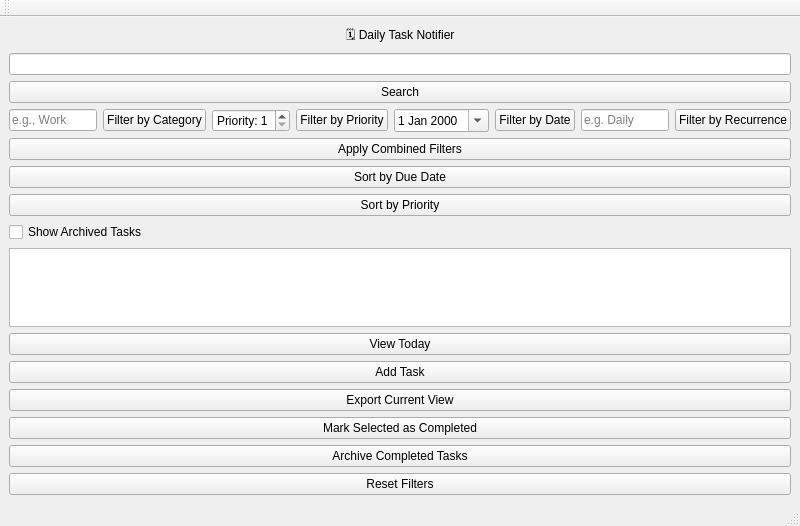
Old version of the form src/mainwindow.ui in the repository RazaJavaid2004/Daily-Task-Notifier.
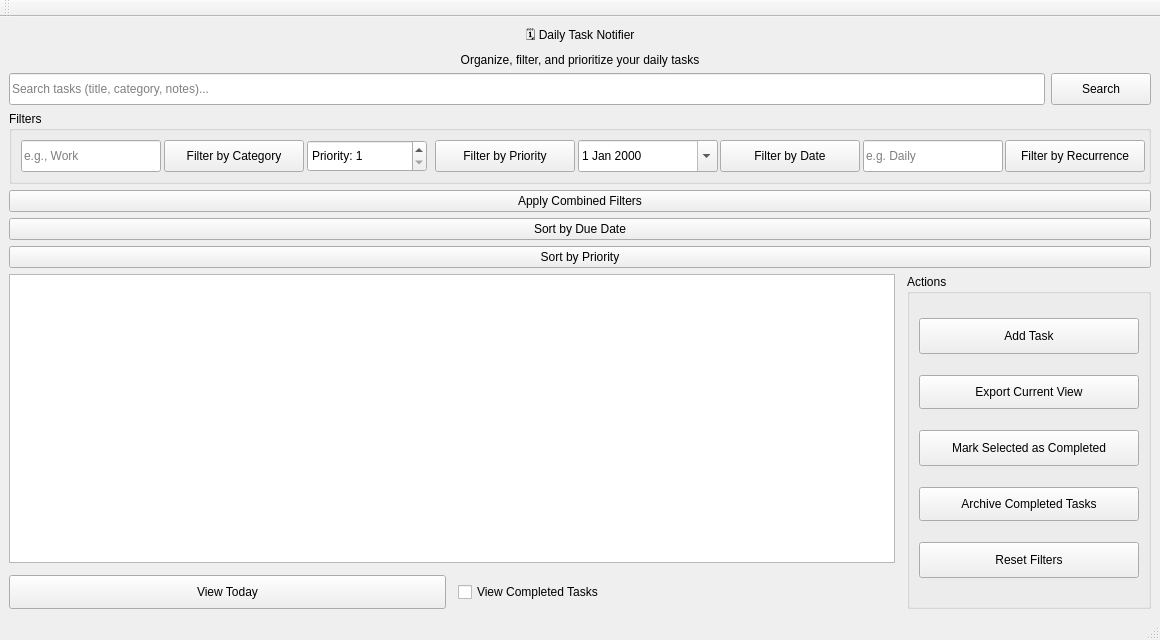
New version of the form.

What changed in the file:
```diff
--- a/src/mainwindow.ui
+++ b/src/mainwindow.ui
@@ -6,14 +6,14 @@
    <rect>
     <x>0</x>
     <y>0</y>
-    <width>800</width>
-    <height>526</height>
+    <width>1160</width>
+    <height>640</height>
    </rect>
   </property>
   <property name="minimumSize">
    <size>
-    <width>800</width>
-    <height>500</height>
+    <width>1160</width>
+    <height>600</height>
    </size>
   </property>
   <property name="windowTitle">
@@ -22,19 +22,38 @@
   <widget class="QWidget" name="centralwidget">
    <layout class="QVBoxLayout" name="verticalLayout">
     <item>
-     <widget class="QLabel" name="label">
+     <layout class="QVBoxLayout" name="headerLayout">
+ <item>
+  <widget class="QLabel" name="titleLabel">
       <property name="text">
        <string>🗓️ Daily Task Notifier</string>
       </property>
       <property name="alignment">
-       <set>Qt::AlignmentFlag::AlignHCenter|Qt::AlignmentFlag::AlignTop</set>
+    <set>Qt::AlignHCenter</set>
       </property>
      </widget>
     </item>
+ <item>
+  <widget class="QLabel" name="subtitleLabel">
+   <property name="text">
+    <string>Organize, filter, and prioritize your daily tasks</string>
+   </property>
+   <property name="alignment">
+    <set>Qt::AlignHCenter</set>
+   </property>
+  </widget>
+ </item>
+</layout>
+    </item>
+    <item>
+ <layout class="QHBoxLayout" name="searchLayout">
     <item>
      <widget class="QLineEdit" name="searchBar">
-      <property name="text">
-       <string/>
+    <property name="placeholderText">
+     <string>Search tasks (title, category, notes)...</string>
+    </property>
+    <property name="minimumSize">
+     <size><width>300</width><height>32</height></size>
       </property>
      </widget>
     </item>
@@ -43,15 +62,31 @@
       <property name="text">
        <string>Search</string>
       </property>
-     </widget>
-    </item>
+    <property name="minimumSize">
+     <size><width>100</width><height>32</height></size>
+    </property>
+   </widget>
+  </item>
+ </layout>
+</item>
     <item>
+ <widget class="QGroupBox" name="filtersGroup">
+  <property name="title">
+   <string>Filters</string>
+  </property>
      <layout class="QHBoxLayout" name="taskDetailsLayout">
+   <property name="spacing">
+    <number>8</number>
+   </property>
+
       <item>
        <widget class="QLineEdit" name="categoryInput">
         <property name="placeholderText">
          <string>e.g., Work</string>
         </property>
+     <property name="minimumSize">
+      <size><width>140</width><height>32</height></size>
+     </property>
        </widget>
       </item>
       <item>
@@ -59,6 +94,9 @@
         <property name="text">
          <string>Filter by Category</string>
         </property>
+     <property name="minimumSize">
+      <size><width>140</width><height>32</height></size>
+     </property>
        </widget>
       </item>
       <item>
@@ -72,6 +110,9 @@
         <property name="maximum">
          <number>5</number>
         </property>
+     <property name="minimumSize">
+      <size><width>120</width><height>32</height></size>
+     </property>
        </widget>
       </item>
       <item>
@@ -79,6 +120,9 @@
         <property name="text">
          <string>Filter by Priority</string>
         </property>
+     <property name="minimumSize">
+      <size><width>140</width><height>32</height></size>
+     </property>
        </widget>
       </item>
       <item>
@@ -86,6 +130,9 @@
         <property name="calendarPopup">
          <bool>true</bool>
         </property>
+     <property name="minimumSize">
+      <size><width>140</width><height>32</height></size>
+     </property>
        </widget>
       </item>
       <item>
@@ -93,6 +140,9 @@
         <property name="text">
          <string>Filter by Date</string>
         </property>
+     <property name="minimumSize">
+      <size><width>140</width><height>32</height></size>
+     </property>
        </widget>
       </item>
       <item>
@@ -100,6 +150,9 @@
         <property name="placeholderText">
          <string>e.g. Daily</string>
         </property>
+     <property name="minimumSize">
+      <size><width>140</width><height>32</height></size>
+     </property>
        </widget>
       </item>
       <item>
@@ -107,9 +160,13 @@
         <property name="text">
          <string>Filter by Recurrence</string>
         </property>
+     <property name="minimumSize">
+      <size><width>140</width><height>32</height></size>
+     </property>
        </widget>
       </item>
      </layout>
+ </widget>
     </item>
     <item>
      <widget class="QPushButton" name="combinedFilterButton">
@@ -133,27 +190,56 @@
      </widget>
     </item>
     <item>
- <widget class="QCheckBox" name="showArchivedCheckBox">
-  <property name="text">
-   <string>Show Archived Tasks</string>
+ <layout class="QHBoxLayout" name="mainContentRow">
+  <property name="spacing">
+   <number>12</number>
   </property>
- </widget>
-</item>
+
+  <!-- Left column: task list and view controls -->
+  <item>
+   <layout class="QVBoxLayout" name="taskListColumn">
     <item>
      <widget class="QListWidget" name="taskList"/>
     </item>
     <item>
+     <layout class="QHBoxLayout" name="viewControls">
+      <item>
      <widget class="QPushButton" name="viewTodayButton">
       <property name="text">
        <string>View Today</string>
       </property>
-     </widget>
-    </item>
+        <property name="minimumSize">
+         <size><width>120</width><height>34</height></size>
+        </property>
+       </widget>
+      </item>
+      <item>
+       <widget class="QCheckBox" name="viewCompletedCheckBox">
+        <property name="text">
+         <string>View Completed Tasks</string>
+        </property>
+       </widget>
+      </item>
+     </layout>
+    </item>
+   </layout>
+  </item>
+
+  <!-- Right column: actions group -->
+  <item>
+   <widget class="QGroupBox" name="actionsGroup">
+    <property name="title">
+     <string>Actions</string>
+    </property>
+    <layout class="QVBoxLayout" name="actionsLayout">
     <item>
      <widget class="QPushButton" name="addTaskButton">
       <property name="text">
        <string>Add Task</string>
       </property>
+       <property name="minimumSize">
+        <size><width>160</width><height>36</height></size>
+       </property>
      </widget>
     </item>
     <item>
@@ -161,6 +247,9 @@
   <property name="text">
    <string>Export Current View</string>
   </property>
+       <property name="minimumSize">
+        <size><width>150</width><height>34</height></size>
+       </property>
  </widget>
 </item>
 <item>
@@ -168,6 +257,9 @@
   <property name="text">
    <string>Mark Selected as Completed</string>
   </property>
+       <property name="minimumSize">
+        <size><width>160</width><height>36</height></size>
+       </property>
  </widget>
 </item>
 <item>
@@ -175,6 +267,9 @@
   <property name="text">
    <string>Archive Completed Tasks</string>
   </property>
+       <property name="minimumSize">
+        <size><width>150</width><height>34</height></size>
+       </property>
  </widget>
 </item>
 <item>
@@ -182,8 +277,17 @@
   <property name="text">
    <string>Reset Filters</string>
   </property>
- </widget>
-</item>
+       <property name="minimumSize">
+        <size><width>220</width><height>36</height></size>
+       </property>
+      </widget>
+     </item>
+    </layout>
+   </widget>
+  </item>
+ </layout>
+</item>
+
    </layout>
   </widget>
   <widget class="QMenuBar" name="menubar">
```
Left out of the diff: 1 changed line with no effect on the pictures. Lines whose indentation alone changed are shown as unchanged.
